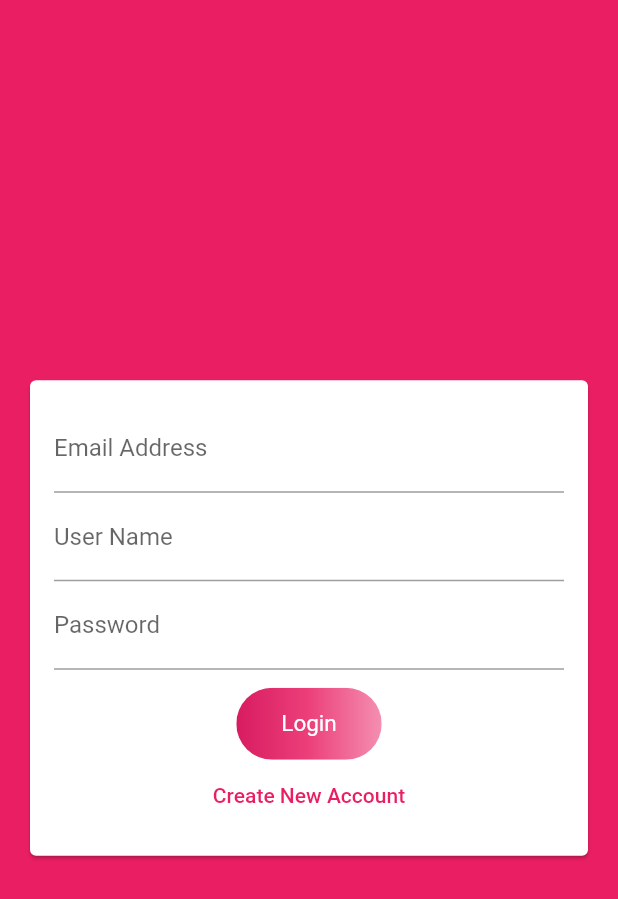
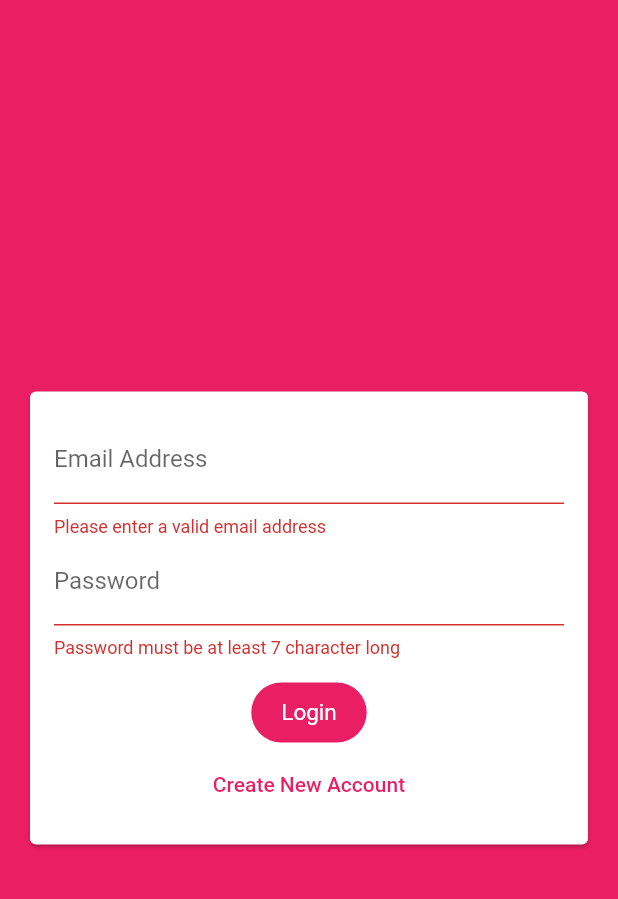
Before and after one commit to AqeelAaqi/mychatapp-with-flutter, a Flutter app: the screen it shows after launch, after a tap on "Login", on a phone screen of 412 x 824 dp. Shown: the top 899 px of the screen. Run offline on Flutter 3.47's test engine with Material 2 defaults, Android fonts, the phone set to English and light mode, and no system bars; our stand-ins replace cloud_firestore, firebase_core; accounts and stored records are empty.

Commit message:
creating an authentication form

```diff
--- a/lib/widgets/auth/auth_form.dart
+++ b/lib/widgets/auth/auth_form.dart
@@ -5,6 +5,22 @@ class AuthForm extends StatefulWidget {
 }
 
 class _AuthFormState extends State<AuthForm> {
+  final _formKey = GlobalKey<FormState>();
+  var _isLogin = true;
+
+  String _userEmail = '';
+  String _userName = '';
+  String _userPassword = '';
+
+  void _trySubmit() {
+    final isValid = _formKey.currentState?.validate();
+    FocusScope.of(context).unfocus();
+
+    if (isValid!) {
+      _formKey.currentState?.save();
+    }
+  }
+
   @override
   Widget build(BuildContext context) {
     return Center(
@@ -13,52 +29,75 @@ class _AuthFormState extends State<AuthForm> {
         child: SingleChildScrollView(
           padding: EdgeInsets.all(16),
           child: Form(
+            key: _formKey,
             child: Column(
               mainAxisSize: MainAxisSize.min,
               children: <Widget>[
                 TextFormField(
+                  key: ValueKey('email'),
+                  validator: (value) {
+                    if (value!.isEmpty || !value.contains('@')) {
+                      return 'Please enter a valid email address';
+                    }
+                    return null;
+                  },
+                  onSaved: (value) {
+                    _userEmail = value.toString();
+                  },
                   keyboardType: TextInputType.emailAddress,
                   decoration: const InputDecoration(labelText: 'Email Address'),
                 ),
+                if (!_isLogin)
                   TextFormField(
+                    key: ValueKey('username'),
+                    validator: (value) {
+                      if (value!.isEmpty || value.length < 4) {
+                        return 'Please enter at least 4 character';
+                      }
+                      return null;
+                    },
+                    onSaved: (value) {
+                      _userName = value.toString();
+                    },
                     keyboardType: TextInputType.text,
                     decoration: const InputDecoration(labelText: 'User Name'),
                   ),
                 TextFormField(
+                  key: ValueKey('password'),
+                  validator: (value) {
+                    if (value!.isEmpty || value.length < 7) {
+                      return 'Password must be at least 7 character long';
+                    }
+                    return null;
+                  },
+                  onSaved: (value) {
+                    _userPassword = value.toString();
+                  },
                   obscureText: true,
                   decoration: const InputDecoration(labelText: 'Password'),
                 ),
-                const SizedBox(height: 12,),
-                ClipRRect(
-                  borderRadius: BorderRadius.circular(30),
-                  child: Stack(
-                    children: <Widget>[
-                      Positioned.fill(
-                        child: Container(
-                          decoration: const BoxDecoration(
-                            gradient: LinearGradient(
-                              colors: <Color>[
-                                Color(0xFFD81B60),
-                                Color(0xFFEC407A),
-                                Color(0xFFF48FB1),
-                              ],
+                const SizedBox(
+                  height: 12,
                 ),
+                FilledButton(
+                  style: TextButton.styleFrom(
+                    foregroundColor: Colors.white,
+                    padding: const EdgeInsets.only(left: 20.0, right: 20.0),
+                    textStyle: const TextStyle(fontSize: 15),
                   ),
-                        ),
+                  onPressed: _trySubmit,
+                  child: Text(_isLogin ? 'Login' : 'Signup'),
                 ),
                 TextButton(
-                        style: TextButton.styleFrom(
-                          foregroundColor: Colors.white,
-                          padding: const EdgeInsets.only(left: 30.0, right: 30.0),
-                          textStyle: const TextStyle(fontSize: 15),
+                  onPressed: () {
+                    setState(() {
+                      _isLogin = !_isLogin;
+                    });
+                  },
+                  child: Text(_isLogin
+                      ? 'Create New Account'
+                      : 'I already have an account'),
                 ),
-                        onPressed: () {},
-                        child: const Text('Login'),
-                      ),
-                    ],
-                  ),
-                ),
-                TextButton(onPressed: (){}, child: const Text('Create New Account'),),
               ],
             ),
           ),
```
Lines whose indentation alone changed are shown as unchanged.
